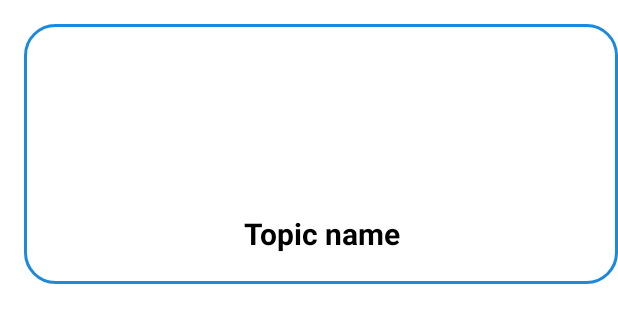
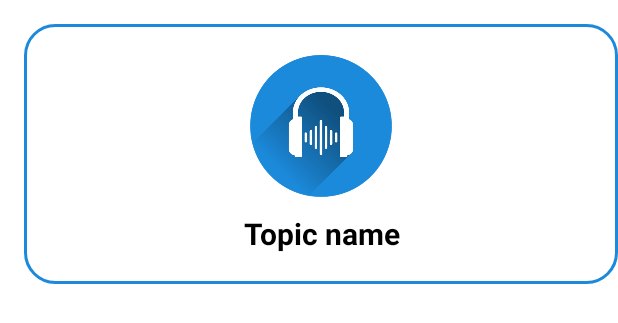
Before and after one commit to duykiaf/ViLish, an Android app: the layout topic_item_layout.xml on its own in the app's theme, with its tools: preview values and no code run, on a phone screen of 412 x 824 dp. Shown: the top 323 px of the screen. Run offline under Robolectric (Android 15) with nearby library versions, the phone set to English and light mode, and no system bars.

Commit message:
add src attribute

```diff
--- /dev/null
+++ b/ViLishApp/app/src/main/java/t3h/android/vilishapp/adapters/TopicAdapter.java
@@ -0,0 +1,2 @@
+package t3h.android.vilishapp.adapters;public class TopicAdapter {
+}
--- /dev/null
+++ b/ViLishApp/app/src/main/java/t3h/android/vilishapp/helpers/AppConstant.java
@@ -0,0 +1,2 @@
+package t3h.android.vilishapp.helpers;public class AppConstant {
+}
--- /dev/null
+++ b/ViLishApp/app/src/main/java/t3h/android/vilishapp/helpers/ItemDiff.java
@@ -0,0 +1,2 @@
+package t3h.android.vilishapp.helpers;public class ItemDiff {
+}
--- /dev/null
+++ b/ViLishApp/app/src/main/java/t3h/android/vilishapp/models/TopicResults.java
@@ -0,0 +1,2 @@
+package t3h.android.vilishapp.models;public class TopicResults {
+}
--- /dev/null
+++ b/ViLishApp/app/src/main/java/t3h/android/vilishapp/paging/TopicPagingSource.java
@@ -0,0 +1,2 @@
+package t3h.android.vilishapp.paging;public class TopicPagingSource {
+}
--- /dev/null
+++ b/ViLishApp/app/src/main/java/t3h/android/vilishapp/repositories/TopicRepository.java
@@ -0,0 +1,2 @@
+package t3h.android.vilishapp.repositories;public class TopicRepository {
+}
--- /dev/null
+++ b/ViLishApp/app/src/main/java/t3h/android/vilishapp/viewmodels/TopicViewModel.java
@@ -0,0 +1,2 @@
+package t3h.android.vilishapp.viewmodels;public class TopicViewModel {
+}
--- a/ViLishApp/app/src/main/res/layout/topic_item_layout.xml
+++ b/ViLishApp/app/src/main/res/layout/topic_item_layout.xml
@@ -14,6 +14,7 @@
         android:id="@+id/topicImage"
         android:layout_width="@dimen/xx_lg"
         android:layout_height="@dimen/xx_lg"
+        android:src="@drawable/elife_logo"
         app:layout_constraintEnd_toEndOf="parent"
         app:layout_constraintStart_toStartOf="parent"
         app:layout_constraintTop_toTopOf="parent" />
```
